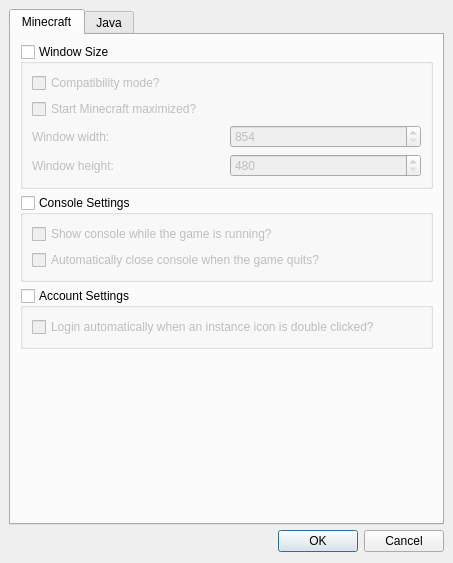
Qt form gui/instancesettings.ui (FreesmTeam/FreesmLauncher) before a commit.
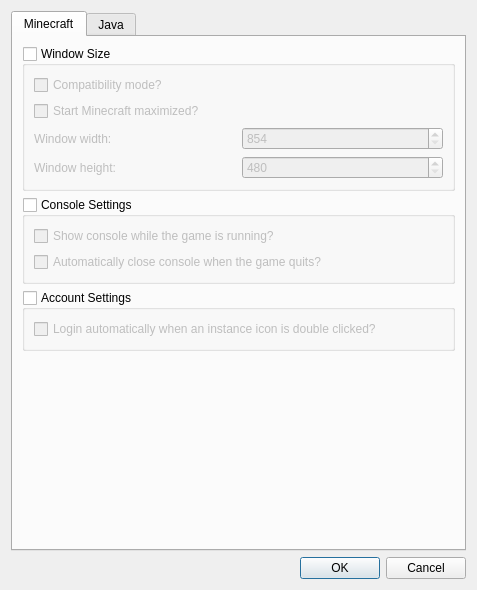
The same form after that commit.

Commit message:
Fix settings dialog layouts
They didn't scale

```diff
--- a/gui/instancesettings.ui
+++ b/gui/instancesettings.ui
@@ -6,22 +6,16 @@
    <rect>
     <x>0</x>
     <y>0</y>
-    <width>453</width>
-    <height>563</height>
+    <width>477</width>
+    <height>590</height>
    </rect>
   </property>
   <property name="windowTitle">
    <string/>
   </property>
+  <layout class="QVBoxLayout" name="verticalLayout">
+   <item>
   <widget class="QTabWidget" name="settingsTabs">
-   <property name="geometry">
-    <rect>
-     <x>9</x>
-     <y>9</y>
-     <width>435</width>
-     <height>516</height>
-    </rect>
-   </property>
    <property name="tabShape">
     <enum>QTabWidget::Rounded</enum>
    </property>
@@ -393,15 +387,9 @@
     </layout>
    </widget>
   </widget>
+   </item>
+   <item>
   <widget class="QDialogButtonBox" name="buttonBox">
-   <property name="geometry">
-    <rect>
-     <x>9</x>
-     <y>530</y>
-     <width>435</width>
-     <height>23</height>
-    </rect>
-   </property>
    <property name="orientation">
     <enum>Qt::Horizontal</enum>
    </property>
@@ -409,6 +397,8 @@
     <set>QDialogButtonBox::Cancel|QDialogButtonBox::Ok</set>
    </property>
   </widget>
+   </item>
+  </layout>
  </widget>
  <tabstops>
   <tabstop>settingsTabs</tabstop>
```
Lines whose indentation alone changed are shown as unchanged. The commit also changes 1 other file.
